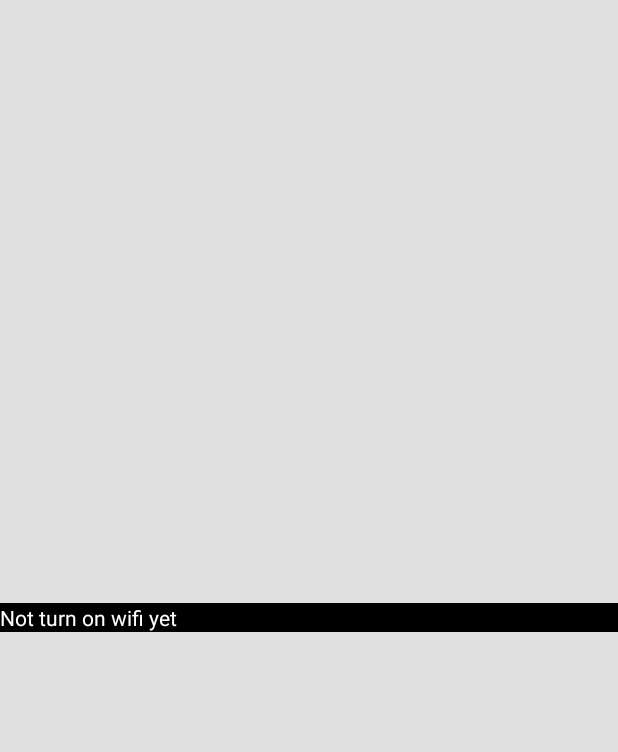
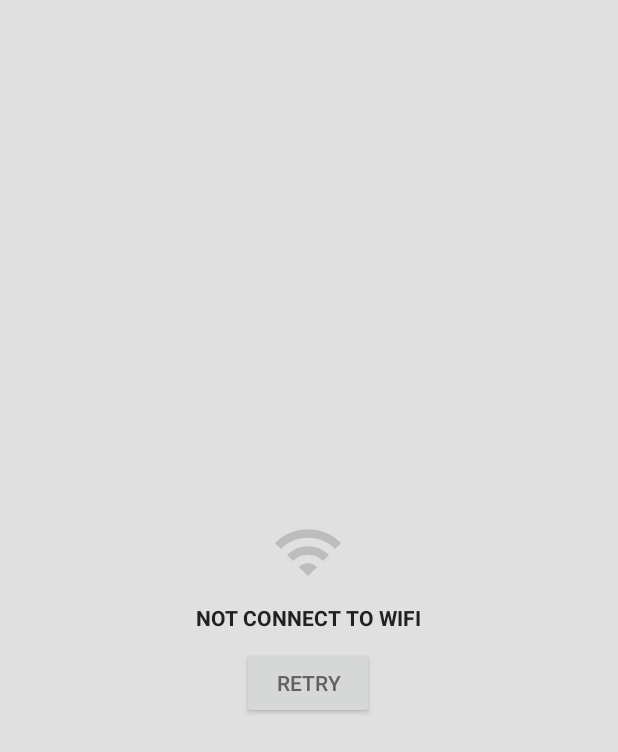
Before and after one commit to PhongHuynh93/Wifi2, an Android app: the layout fragment_wifi.xml on its own in the app's theme, with its tools: preview values and no code run, on a phone screen of 412 x 824 dp. Shown: the top 752 px of the screen. Run offline under Robolectric (Android 15) with nearby library versions, the phone set to English and light mode, and no system bars.

Commit message:
feat - design layout for fragment_wifi.xml

```diff
--- a/app/src/main/res/layout/fragment_wifi.xml
+++ b/app/src/main/res/layout/fragment_wifi.xml
@@ -6,12 +6,36 @@
     android:background="@color/grey_light"
     android:layout_height="match_parent">
 
-    <TextView
-        android:layout_width="match_parent"
+    <LinearLayout
+        android:layout_width="wrap_content"
         android:layout_height="wrap_content"
-        android:layout_gravity="center"
-        android:id="@+id/mes_not_have_wifi"
-        android:background="@android:color/black"
-        android:textColor="@android:color/white"
-        android:text="Not turn on wifi yet"/>
+        android:gravity="center_horizontal"
+        android:orientation="vertical"
+        android:layout_gravity="center">
+
+        <ImageView
+            android:layout_width="wrap_content"
+            android:layout_height="wrap_content"
+            android:src="@drawable/ic_wifi_empty"/>
+
+        <TextView
+            android:layout_marginTop="@dimen/space_small"
+            android:layout_marginBottom="@dimen/space_small"
+            android:layout_width="wrap_content"
+            android:layout_height="wrap_content"
+            android:layout_gravity="center"
+            android:id="@+id/mes_not_have_wifi"
+            android:textColor="@color/grey_dark"
+            android:textAllCaps="true"
+            android:textStyle="bold"
+            android:text="@string/error.wifi.turnon"/>
+
+        <Button
+            android:layout_width="wrap_content"
+            android:layout_height="wrap_content"
+            android:textColor="@color/grey_light_darker2"
+            android:text="@string/action.wifi.retry.turnon"
+            android:id="@+id/retry_scan_wifi"/>
+    </LinearLayout>
+
 </FrameLayout>
--- a/app/src/main/res/values/colors.xml
+++ b/app/src/main/res/values/colors.xml
@@ -11,4 +11,5 @@
     <color name="indigo">#3F51B5</color>
     <color name="grey_light">#E0E0E0</color>
     <color name="grey_light_darker">#BDBDBD</color>
+    <color name="grey_light_darker2">#616161</color>
 </resources>
--- a/app/src/main/res/values/dimens.xml
+++ b/app/src/main/res/values/dimens.xml
@@ -13,4 +13,5 @@
     <!--connect wifi dialog-->
     <dimen name="connect_wifi_dialog_margin_left">10dp</dimen>
     <dimen name="connect_wifi_dialog_authen_margin">20dp</dimen>
+    <dimen name="space_small">10dp</dimen>
 </resources>
--- a/app/src/main/res/values/strings.xml
+++ b/app/src/main/res/values/strings.xml
@@ -18,5 +18,7 @@
     <!--turn on gps dialog-->
     <string name="mes_turn_on_gps_title">Use location service?</string>
     <string name="mes_turn_on_gps_body">Let app get your current location to find out where the wifi hotspot is</string>
+    <string name="error.wifi.turnon">not connect to wifi</string>
+    <string name="action.wifi.retry.turnon">Retry</string>
 
 </resources>
```
